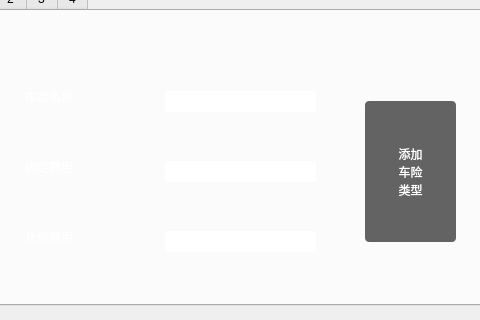
Above: manageroper.ui from xurongchen/CIP before the change; both pictures show x 117 to 597 and y 125 to 445 of the 720 by 445 pixel window. Below: the same form after it.
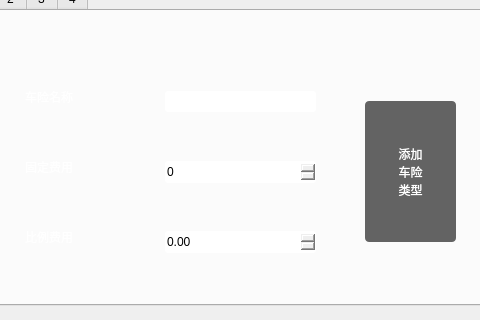
That is the form after the change. The open tabs and pages were chosen to show the change. Icons and pictures are not drawn.

```diff
--- a/manageroper.ui
+++ b/manageroper.ui
@@ -190,21 +190,6 @@
 border-radius:3px;</string>
      </property>
     </widget>
-    <widget class="QLineEdit" name="LEDelete2">
-     <property name="geometry">
-      <rect>
-       <x>230</x>
-       <y>150</y>
-       <width>151</width>
-       <height>21</height>
-      </rect>
-     </property>
-     <property name="styleSheet">
-      <string notr="true">font: 75 12pt &quot;微软雅黑&quot;;
-
-border-radius:3px;</string>
-     </property>
-    </widget>
     <widget class="QPushButton" name="PBDele">
      <property name="geometry">
       <rect>
@@ -263,21 +248,6 @@
       <string>固定费用</string>
      </property>
     </widget>
-    <widget class="QLineEdit" name="LEDelete2_2">
-     <property name="geometry">
-      <rect>
-       <x>230</x>
-       <y>220</y>
-       <width>151</width>
-       <height>21</height>
-      </rect>
-     </property>
-     <property name="styleSheet">
-      <string notr="true">font: 75 12pt &quot;微软雅黑&quot;;
-
-border-radius:3px;</string>
-     </property>
-    </widget>
     <widget class="QLabel" name="label_12">
      <property name="geometry">
       <rect>
@@ -295,6 +265,34 @@
       <string>比例费用</string>
      </property>
     </widget>
+    <widget class="QSpinBox" name="SBCost">
+     <property name="geometry">
+      <rect>
+       <x>230</x>
+       <y>150</y>
+       <width>151</width>
+       <height>22</height>
+      </rect>
+     </property>
+     <property name="styleSheet">
+      <string notr="true">font: 75 12pt &quot;微软雅黑&quot;;
+border-radius:3px;</string>
+     </property>
+    </widget>
+    <widget class="QDoubleSpinBox" name="DSBCost">
+     <property name="geometry">
+      <rect>
+       <x>230</x>
+       <y>220</y>
+       <width>151</width>
+       <height>22</height>
+      </rect>
+     </property>
+     <property name="styleSheet">
+      <string notr="true">font: 75 12pt &quot;微软雅黑&quot;;
+border-radius:3px;</string>
+     </property>
+    </widget>
    </widget>
    <widget class="QWidget" name="tab_5">
     <attribute name="title">
```
Left out of the diff: 2 changed lines with no effect on the pictures.
